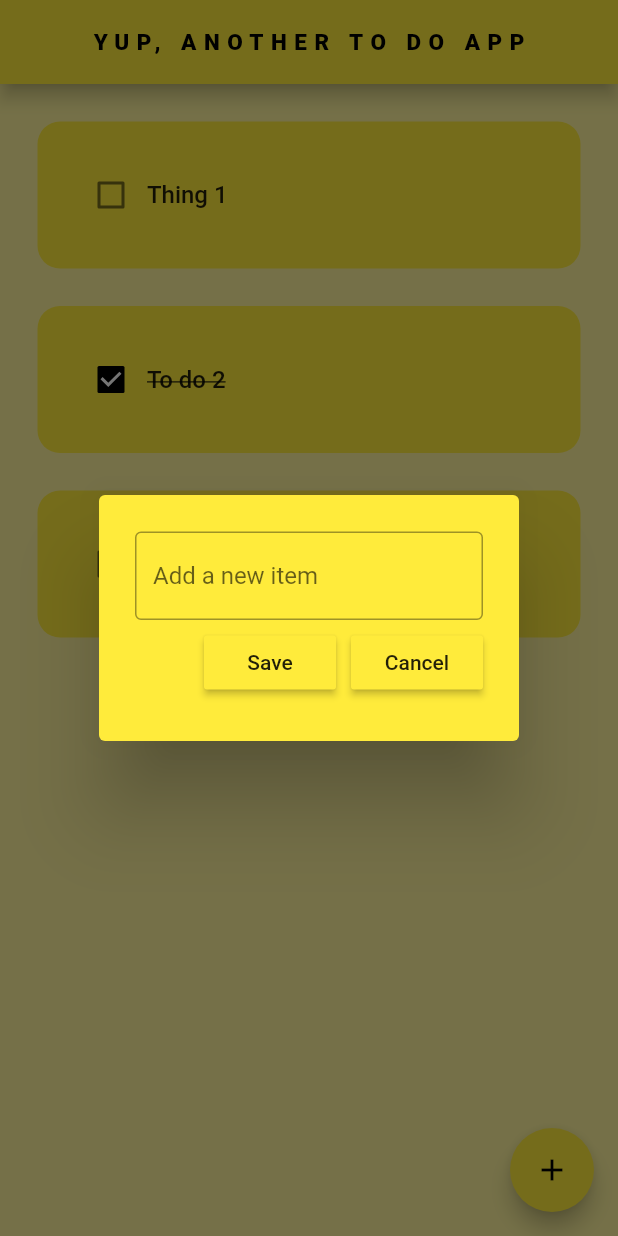
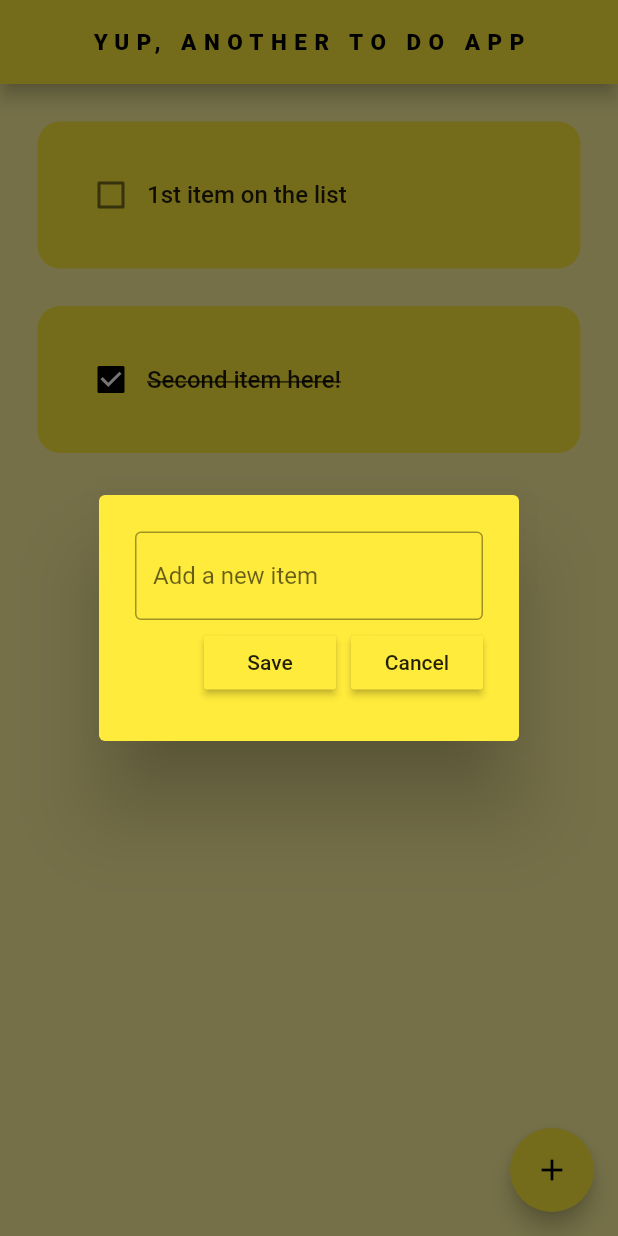
Before and after one commit to itsMike05/To-Do-Flutter, a Flutter app: the screen it shows after launch, after a tap on the "add" icon, on a phone screen of 412 x 824 dp. Run offline on Flutter 3.47's test engine with Material 2 defaults, Android fonts, the phone set to English and light mode, and no system bars; drawn by our look-alikes of flutter_slidable; our stand-ins replace fluttertoast, hive_flutter; accounts and stored records are empty.

Commit message:
Working prototype

```diff
--- a/lib/data/database.dart
+++ b/lib/data/database.dart
@@ -1 +1,21 @@
-class ItemDatabase {}
+import 'package:hive_flutter/hive_flutter.dart';
+
+class ItemDatabase {
+  List toDoList = [];
+  final _dataBox = Hive.box('data_box');
+
+  void putTutorialData() {
+    toDoList = [
+      ["1st item on the list", false],
+      ["Second item here!", true]
+    ];
+  }
+
+  void loadData() {
+    toDoList = _dataBox.get("TODOLIST");
+  }
+
+  void updateDatabase() {
+    _dataBox.put("TODOLIST", toDoList);
+  }
+}
--- a/lib/main.dart
+++ b/lib/main.dart
@@ -5,7 +5,8 @@ import 'package:to_do/pages/homepage.dart';
 void main() async {
   // Initializing the Hive
   await Hive.initFlutter();
-  var dataBox = Hive.openBox("data_box");
+  // MAKE SURE TO ADD 'await' HERE !!!!!!!!!!!
+  var dataBox = await Hive.openBox('data_box');
 
   runApp(const MainApp());
 }
--- a/lib/pages/homepage.dart
+++ b/lib/pages/homepage.dart
@@ -1,4 +1,5 @@
 import 'package:flutter/material.dart';
+import 'package:to_do/data/database.dart';
 import 'package:to_do/util/new_item_dialog.dart';
 import '../util/todo_item.dart';
 import 'package:fluttertoast/fluttertoast.dart';
@@ -12,29 +13,36 @@ class Homepage extends StatefulWidget {
 }
 
 class _HomepageState extends State<Homepage> {
-  final _dataBox = Hive.openBox('data_box');
+  final _dataBox = Hive.box('data_box');
   final _controller = TextEditingController();
+  ItemDatabase db = ItemDatabase();
 
-  // List of todo items (expandable in the future)
-  List toDoList = [
-    ["Thing 1", false],
-    ["To do 2", true],
-    ["Last thing here", false]
-  ];
+  // When the app starts for the first time
+  @override
+  void initState() {
+    if (_dataBox.get("TODOLIST") == null) {
+      db.putTutorialData();
+    } else {
+      // There are some enties in the db
+      db.loadData();
+    }
+    super.initState();
+  }
 
   // Checkbox was tapped
   void checkBoxChanged(bool? value, int index) {
     setState(() {
       // Reversing the checkbox state
-      toDoList[index][1] = !toDoList[index][1];
+      db.toDoList[index][1] = !db.toDoList[index][1];
     });
+    db.updateDatabase();
   }
 
   // Create a new item
   void saveNewItem() {
     setState(() {
       if (_controller.text.isNotEmpty) {
-        toDoList.add([_controller.text, false]);
+        db.toDoList.add([_controller.text, false]);
         _controller.clear();
       } else {
         Fluttertoast.showToast(
@@ -42,14 +50,16 @@ class _HomepageState extends State<Homepage> {
       }
     });
     Navigator.of(context).pop();
+    db.updateDatabase();
   }
 
   // Delete an existing item
   void deleteItem(int index) {
     setState(() {
-      toDoList.removeAt(index);
+      db.toDoList.removeAt(index);
       _controller.clear();
     });
+    db.updateDatabase();
   }
 
   // Create a new todo tile
@@ -85,11 +95,11 @@ class _HomepageState extends State<Homepage> {
         child: const Icon(Icons.add),
       ),
       body: ListView.builder(
-        itemCount: toDoList.length,
+        itemCount: db.toDoList.length,
         itemBuilder: (context, index) {
           return ToDoItem(
-            taskName: toDoList[index][0],
-            taskCompleted: toDoList[index][1],
+            taskName: db.toDoList[index][0],
+            taskCompleted: db.toDoList[index][1],
             onChanged: (value) => checkBoxChanged(value, index),
             deleteItem: (context) => deleteItem(index),
           );
```
